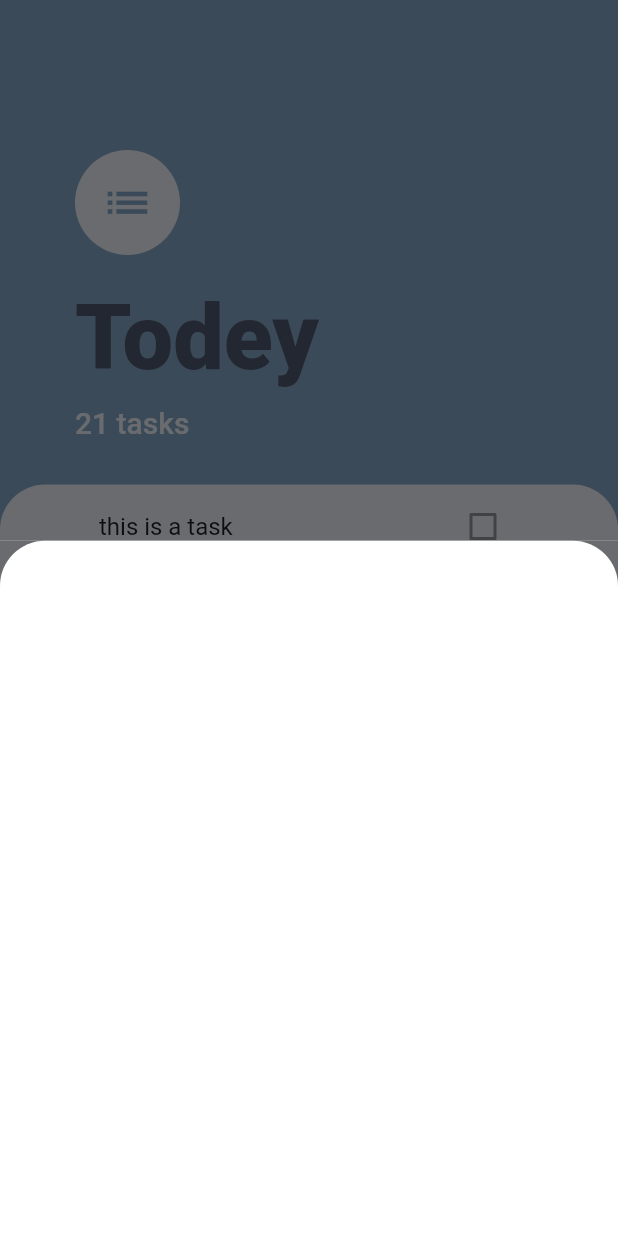
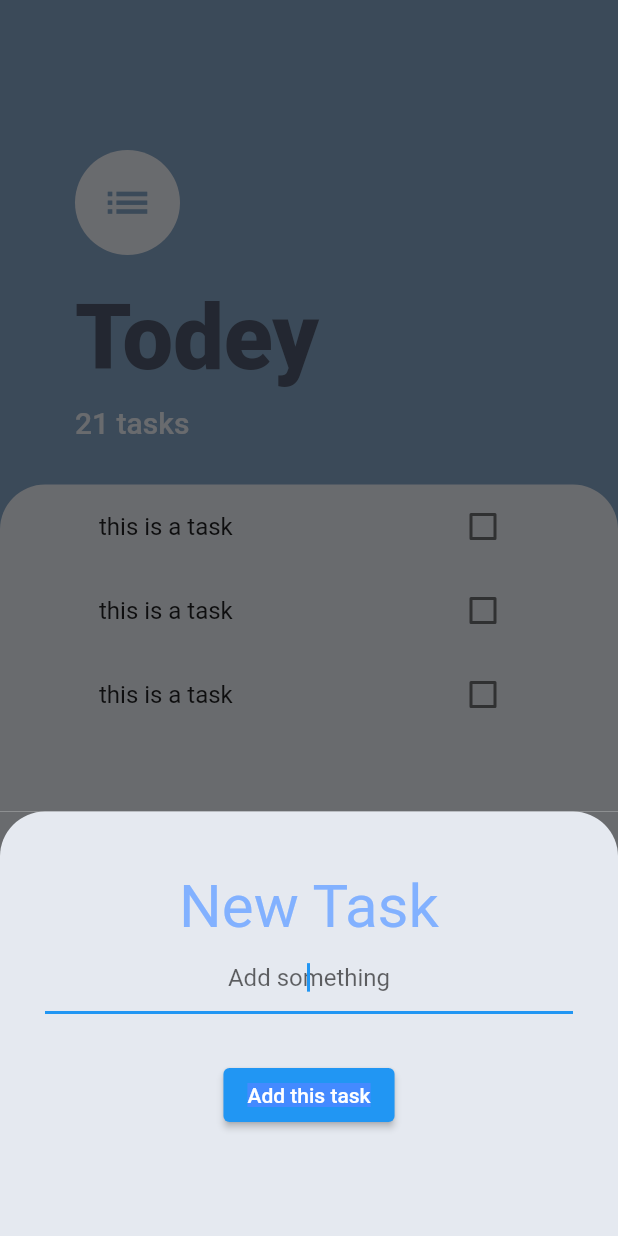
Before and after one commit to akshaykoni174285/todey_flutter, a Flutter app: the screen it shows after launch, after a tap on the "add" icon, on a phone screen of 412 x 824 dp. Run offline on Flutter 3.47's test engine with Material 2 defaults, Android fonts, the phone set to English and light mode, and no system bars.

Commit message:
updated ui

```diff
--- a/lib/screens/addtask_screen.dart
+++ b/lib/screens/addtask_screen.dart
@@ -8,13 +8,48 @@ class AddList extends StatelessWidget {
     return Container(
       color: Color(0xff696b6e),
       child: Container(
+        padding: EdgeInsets.only(top: 40, left: 30, right: 30, bottom: 40),
         decoration: BoxDecoration(
-          color: Colors.white,
+          color: Color(0xffE5E9F0),
           borderRadius: BorderRadius.only(
             topRight: Radius.circular(30),
             topLeft: Radius.circular(30),
           ),
         ),
+        child: Column(
+          children: [
+            Text(
+              "New Task",
+              style: TextStyle(
+                color: Colors.blueAccent[100],
+                fontSize: 40,
+              ),
+            ),
+            TextField(
+              autofocus: true,
+              textAlign: TextAlign.center,
+              decoration: InputDecoration(
+                border: UnderlineInputBorder(
+                  borderSide: BorderSide(width: 40),
+                ),
+                hintText: "Add something",
+              ),
+            ),
+            SizedBox(
+              height: 30,
+            ),
+            ElevatedButton(
+              onPressed: () {},
+              child: Container(
+                color: Colors.blueAccent,
+                child: Text("Add this task"),
+              ),
+            ),
+            SizedBox(
+              height: 30,
+            )
+          ],
+        ),
       ),
     );
   }
--- a/lib/screens/task_screen.dart
+++ b/lib/screens/task_screen.dart
@@ -12,7 +12,15 @@ class TasksScreen extends StatelessWidget {
       floatingActionButton: FloatingActionButton(
         onPressed: () {
           showModalBottomSheet(
-              context: context, builder: (context) => AddList());
+            context: context,
+            builder: (context) => SingleChildScrollView(
+              child: Container(
+                padding: EdgeInsets.only(
+                    bottom: MediaQuery.of(context).viewInsets.bottom),
+                child: AddList(),
+              ),
+            ),
+          );
         },
         backgroundColor: Color(0xff81A1C1),
         child: Icon(Icons.add),
--- a/lib/widgets/task_tile.dart
+++ b/lib/widgets/task_tile.dart
@@ -5,10 +5,31 @@ class TaskTile extends StatelessWidget {
   Widget build(BuildContext context) {
     return ListTile(
       title: Text("this is a task"),
-      trailing: Checkbox(
-        value: false,
-        onChanged: null,
-      ),
+      trailing: Taskcheckbox(),
     );
   }
 }
+
+class Taskcheckbox extends StatefulWidget {
+  const Taskcheckbox({
+    super.key,
+  });
+
+  @override
+  State<Taskcheckbox> createState() => _TaskcheckboxState();
+}
+
+class _TaskcheckboxState extends State<Taskcheckbox> {
+  bool isChecked = false;
+  @override
+  Widget build(BuildContext context) {
+    return Checkbox(
+      value: isChecked,
+      onChanged: (newval) {
+        setState(() {
+          isChecked = newval;
+        });
+      },
+    );
+  }
+}
```
